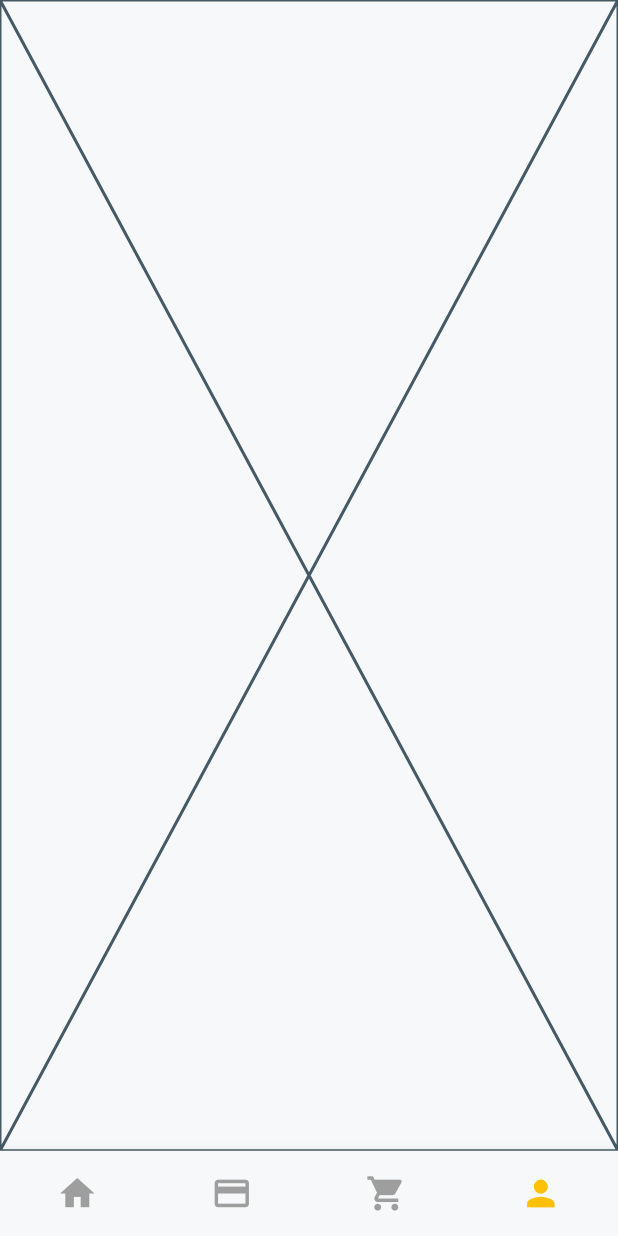
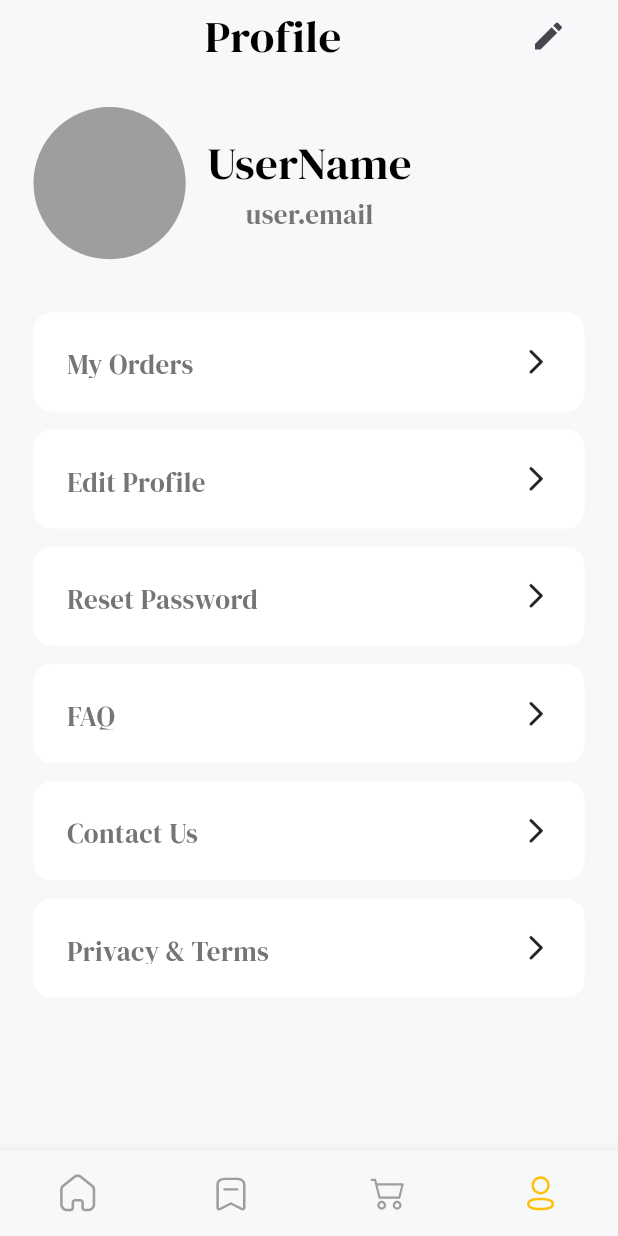
Before and after one commit to Muhamed-Sultan/bookia_app, a Flutter app: the AppBottomNavBar screen opened directly, item 4 of the bottom bar chosen, on a phone screen of 412 x 824 dp. Run offline on Flutter 3.47's test engine with Material 3 defaults, Android fonts, the phone set to English and light mode, and no system bars; drawn by our look-alikes of animated_bottom_navigation_bar; our stand-ins replace bloc, dio, easy_localization, flutter_bloc, flutter_screenutil, flutter_svg and 2 more; accounts and stored records are empty; network calls fail.

Commit message:
finish profile screen

```diff
--- a/lib/core/networking/api_endpoint.dart
+++ b/lib/core/networking/api_endpoint.dart
@@ -4,5 +4,5 @@ class ApiEndpoint {
   static const String search = "products-search";
   static const String login = "login";
   static const String register = "register";
-  static const String bookDetails = "product/";
+  static const String bookDetails = "products/";
 }
--- a/lib/core/widgets/app_botton_nav_bar.dart
+++ b/lib/core/widgets/app_botton_nav_bar.dart
@@ -5,9 +5,11 @@ import 'package:bookia_app/feature/home/presentation/cubit/home_cubit.dart';
 import 'package:bookia_app/feature/home/presentation/ui/home_screen.dart';
 import 'package:bookia_app/feature/profile/presentation/ui/profile_screen.dart';
 import 'package:bookia_app/feature/wish_list/presentation/ui/wish_list_screen.dart';
+import 'package:bookia_app/gen/assets.gen.dart';
 import 'package:flutter/material.dart';
 import 'package:flutter_bloc/flutter_bloc.dart';
 import 'package:flutter_screenutil/flutter_screenutil.dart';
+import 'package:flutter_svg/flutter_svg.dart';
 
 class AppBottomNavBar extends StatefulWidget {
   const AppBottomNavBar({super.key});
@@ -29,27 +31,37 @@ class _AppBottomNavBarState extends State<AppBottomNavBar> {
     const ProfileScreen(),
   ];
 
-  final List<IconData> icons = const [
-    Icons.home,
-    Icons.payment_outlined,
-    Icons.shopping_cart,
-    Icons.person,
+  final List<String> icons = [
+    Assets.icons.home,
+    Assets.icons.bookmark,
+    Assets.icons.category,
+    Assets.icons.profile,
   ];
 
   @override
   Widget build(BuildContext context) {
     return Scaffold(
       body: SafeArea(child: screens[currentIndex]),
-      bottomNavigationBar: AnimatedBottomNavigationBar(
-        backgroundColor: AppColors.backgroundColor,
-        iconSize: 27.r,
-        icons: icons,
+      bottomNavigationBar: AnimatedBottomNavigationBar.builder(
+        itemCount: icons.length,
+        tabBuilder: (index, isActive) {
+          return Center(
+            child: SvgPicture.asset(
+              icons[index],
+              width: 27.r,
+              height: 27.r,
+              colorFilter: ColorFilter.mode(
+                isActive ? Colors.amber : Colors.grey,
+                BlendMode.srcIn,
+              ),
+            ),
+          );
+        },
         activeIndex: currentIndex,
         gapLocation: GapLocation.none,
+        backgroundColor: AppColors.backgroundColor,
         leftCornerRadius: 15.r,
         rightCornerRadius: 15.r,
-        activeColor: Colors.amber,
-        inactiveColor: Colors.grey,
         height: 56.h,
         onTap: (index) {
           setState(() {
--- a/lib/feature/book_details/presentation/ui/book_details_screen.dart
+++ b/lib/feature/book_details/presentation/ui/book_details_screen.dart
@@ -1,5 +1,5 @@
+import 'package:bookia_app/core/widgets/icon_back.dart';
 import 'package:bookia_app/feature/book_details/presentation/cubit/book_details_cubit.dart';
-import 'package:bookia_app/feature/home/presentation/ui/widgets/home_app_bar.dart';
 import 'package:flutter/material.dart';
 import 'package:flutter_bloc/flutter_bloc.dart';
 import 'package:flutter_screenutil/flutter_screenutil.dart';
@@ -20,7 +20,7 @@ class BookDetailsScreen extends StatelessWidget {
               } else if (state is BookDetailsSuccess) {
                 return Column(
                   children: [
-                    HomeAppBar(),
+                    IconBack(),
                     20.verticalSpace,
                     Image.network(state.data?.image ?? ""),
                     20.verticalSpace,
--- a/lib/feature/home/presentation/ui/widgets/home_app_bar.dart
+++ b/lib/feature/home/presentation/ui/widgets/home_app_bar.dart
@@ -1,5 +1,4 @@
 import 'package:bookia_app/core/routes/app_routes.dart';
-import 'package:bookia_app/feature/home/presentation/ui/search_screen.dart';
 import 'package:bookia_app/gen/assets.gen.dart';
 import 'package:flutter/material.dart';
 import 'package:flutter_screenutil/flutter_screenutil.dart';
--- /dev/null
+++ b/lib/feature/profile/data/models/card_model.dart
@@ -0,0 +1,10 @@
+class CardModel {
+  static const List<String> profileItems = [
+    'My Orders',
+    'Edit Profile',
+    'Reset Password',
+    'FAQ',
+    'Contact Us',
+    'Privacy & Terms',
+  ];
+}
--- a/lib/feature/profile/presentation/ui/profile_screen.dart
+++ b/lib/feature/profile/presentation/ui/profile_screen.dart
@@ -1,10 +1,60 @@
+import 'package:bookia_app/core/theme/app_colors.dart';
+import 'package:bookia_app/core/theme/app_text_style.dart';
+import 'package:bookia_app/feature/profile/data/models/card_model.dart';
+import 'package:bookia_app/feature/profile/presentation/ui/widgets/profile_card.dart';
 import 'package:flutter/material.dart';
+import 'package:flutter_screenutil/flutter_screenutil.dart';
 
 class ProfileScreen extends StatelessWidget {
   const ProfileScreen({super.key});
 
   @override
   Widget build(BuildContext context) {
-    return const Placeholder();
+    return Scaffold(
+      body: SafeArea(
+        child: Padding(
+          padding: EdgeInsets.symmetric(horizontal: 22.r),
+          child: Column(
+            children: [
+              Row(
+                mainAxisAlignment: MainAxisAlignment.spaceBetween,
+                children: [
+                  Spacer(),
+                  Text("Profile", style: AppTextStyle.mainText),
+                  Spacer(),
+                  IconButton(onPressed: () {}, icon: Icon(Icons.edit)),
+                ],
+              ),
+              23.verticalSpace,
+              Row(
+                children: [
+                  CircleAvatar(radius: 50.r, backgroundColor: Colors.grey),
+                  13.horizontalSpace,
+                  Column(
+                    children: [
+                      Text("UserName", style: AppTextStyle.mainText),
+                      Text(
+                        "user.email",
+                        style: AppTextStyle.hintText.copyWith(fontSize: 18),
+                      ),
+                    ],
+                  ),
+                ],
+              ),
+              35.verticalSpace,
+              Expanded(
+                child: ListView.separated(
+                  itemCount: CardModel.profileItems.length,
+                  separatorBuilder: (_, __) => 12.verticalSpace,
+                  itemBuilder: (context, index) {
+                    return ProfileCard(text: CardModel.profileItems[index]);
+                  },
+                ),
+              ),
+            ],
+          ),
+        ),
+      ),
+    );
   }
 }
--- /dev/null
+++ b/lib/feature/profile/presentation/ui/widgets/profile_card.dart
@@ -0,0 +1,39 @@
+import 'package:bookia_app/core/theme/app_colors.dart';
+import 'package:bookia_app/core/theme/app_text_style.dart';
+import 'package:flutter/material.dart';
+import 'package:flutter_screenutil/flutter_screenutil.dart';
+
+class ProfileCard extends StatelessWidget {
+  final String text;
+  const ProfileCard({super.key, required this.text});
+
+  @override
+  Widget build(BuildContext context) {
+    return Container(
+      height: 65.h,
+      width: 335.w,
+      decoration: BoxDecoration(
+        color: AppColors.containerColor,
+        borderRadius: BorderRadius.circular(12.r),
+      ),
+      child: Padding(
+        padding: EdgeInsets.all(22.r),
+        child: Row(
+          children: [
+            Expanded(
+              child: Text(
+                text,
+                style: AppTextStyle.hintText.copyWith(
+                  fontSize: 18,
+                  fontWeight: FontWeight.w400,
+                ),
+              ),
+            ),
+            const Spacer(),
+            Icon(Icons.arrow_forward_ios_rounded, size: 20.r),
+          ],
+        ),
+      ),
+    );
+  }
+}
--- a/lib/gen/assets.gen.dart
+++ b/lib/gen/assets.gen.dart
@@ -14,11 +14,23 @@ import 'package:flutter/widgets.dart';
 class $AssetsIconsGen {
   const $AssetsIconsGen();
 
+  /// File path: assets/icons/Bookmark.svg
+  String get bookmark => 'assets/icons/Bookmark.svg';
+
+  /// File path: assets/icons/Category.svg
+  String get category => 'assets/icons/Category.svg';
+
+  /// File path: assets/icons/Home.svg
+  String get home => 'assets/icons/Home.svg';
+
+  /// File path: assets/icons/Profile.svg
+  String get profile => 'assets/icons/Profile.svg';
+
   /// File path: assets/icons/search_icon.svg
   String get searchIcon => 'assets/icons/search_icon.svg';
 
   /// List of all assets
-  List<String> get values => [searchIcon];
+  List<String> get values => [bookmark, category, home, profile, searchIcon];
 }
 
 class $AssetsImagesGen {
--- a/lib/main.dart
+++ b/lib/main.dart
@@ -3,7 +3,6 @@ import 'package:bookia_app/core/networking/dio_factory.dart';
 import 'package:easy_localization/easy_localization.dart';
 import 'package:bookia_app/core/services/locale/shared_local.dart';
 import 'package:flutter/material.dart';
-
 void main() async {
   WidgetsFlutterBinding.ensureInitialized();
   DioFactory.init();
```
Also changed, not shown: lib/feature/book_details/data/repo/book_details_repo.dart (+8 -4 lines), lib/feature/book_details/presentation/cubit/book_details_cubit.dart (+5 -4 lines), lib/feature/home/data/models/book_model.dart (+51 -46 lines), lib/feature/home/presentation/ui/widgets/book_items.dart (+7 -2 lines), assets/icons/Bookmark.svg (added), assets/icons/Category.svg (added), assets/icons/Home.svg (added), assets/icons/Profile.svg (added), images/details.png (added), images/profile.png (added), images/search.png (added).
